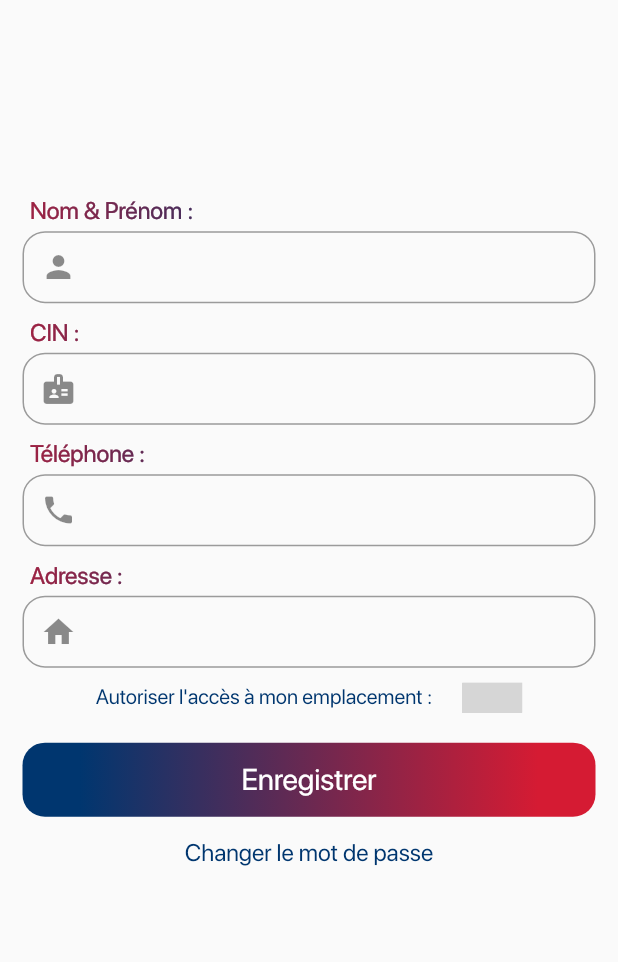
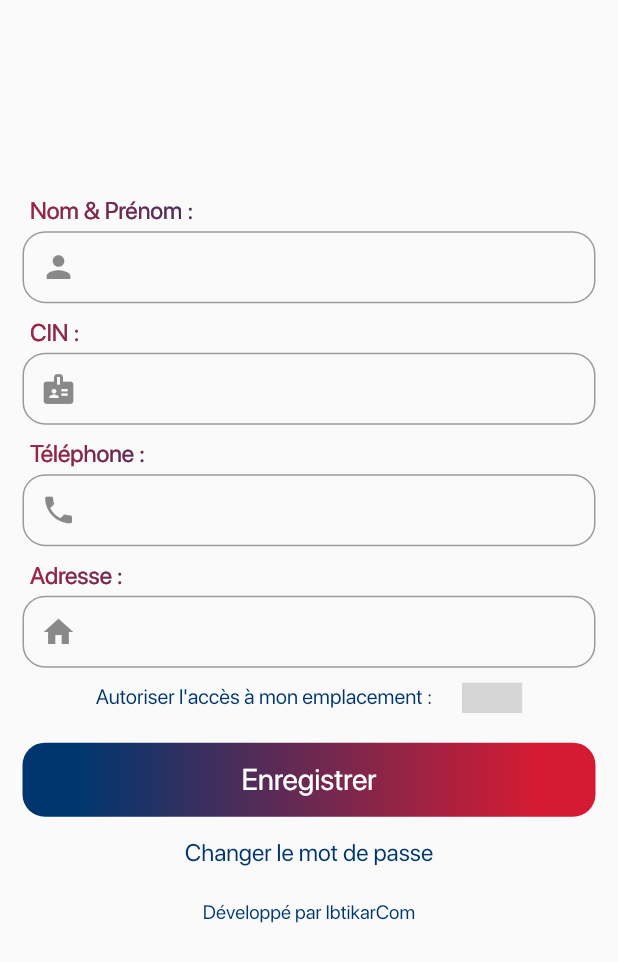
Before and after one commit to AkuDevv/gas_leak, a Flutter app: the ProfileView screen opened directly, on a phone screen of 412 x 824 dp. Shown: the top 962 px of the screen. Run offline on Flutter 3.47's test engine with Material 2 defaults, Android fonts, the phone set to English and light mode, and no system bars; drawn by our look-alikes of simple_gradient_text; our stand-ins replace auto_size_text, cloud_firestore, email_validator, firebase_auth, firebase_core, flutter_signin_button and 4 more; missing offline and left inert: load_switch; accounts and stored records are empty; grey boxes are pictures that could not be loaded.

Commit message:
last commit

```diff
--- a/lib/widgets/client/profil_view.dart
+++ b/lib/widgets/client/profil_view.dart
@@ -395,9 +395,15 @@ class _ProfileViewState extends State<ProfileView> {
                     ),
                   ),
                   Padding(
-                    padding: const EdgeInsets.all(8.0),
-                    child: Text(message),
-                  ),
+                    padding: const EdgeInsets.only(top: 8.0),
+                    child: Center(
+                      child: const Text('Développé par IbtikarCom',
+                          style: TextStyle(
+                              color: Color(0xff00366f),
+                              fontFamily: 'Sfpro',
+                              fontSize: 13)),
+                    ),
+                  )
                 ],
               ),
             ),
```
Also changed, not shown: lib/widgets/client/login_email_password.dart (+11 -1 lines).
